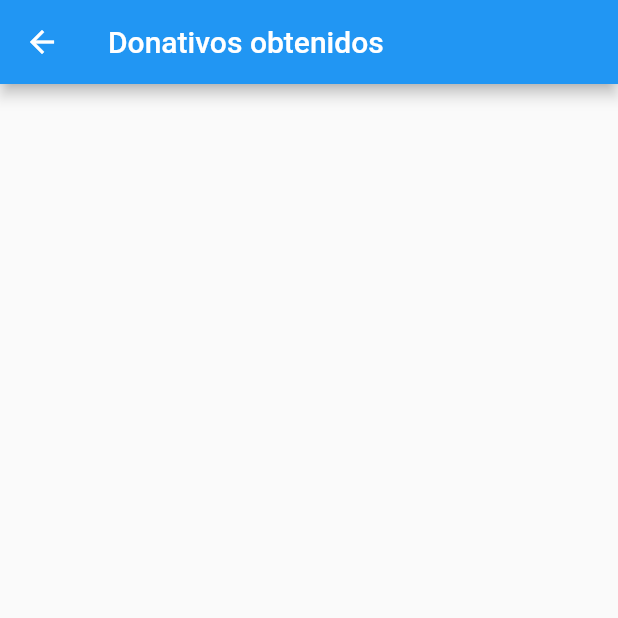
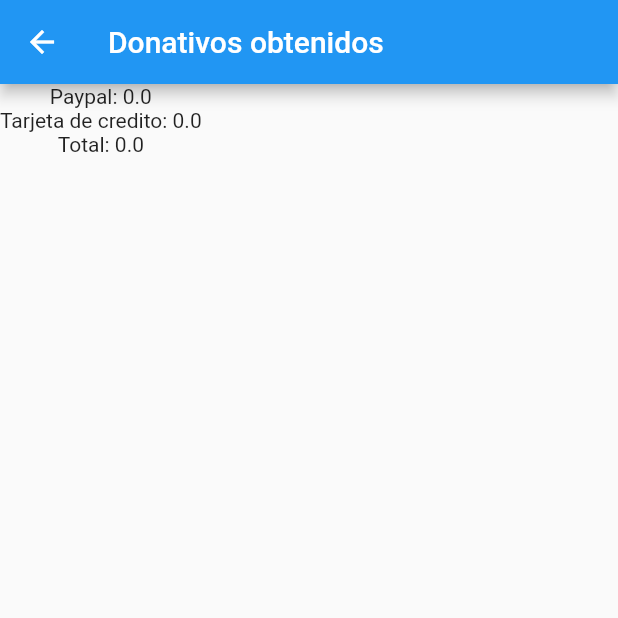
Before and after one commit to HappyFacell/Moviles, a Flutter app: the screen it shows after launch, after a tap on the "text format" icon, on a phone screen of 412 x 824 dp, the top half of it. Run offline on Flutter 3.47's test engine with Material 2 defaults, Android fonts, the phone set to English and light mode, and no system bars.

Commit message:
Donativos page

```diff
--- a/donativos_navegacion/lib/donativos.dart
+++ b/donativos_navegacion/lib/donativos.dart
@@ -2,9 +2,14 @@ import 'package:flutter/material.dart';
 
 class Donativos extends StatefulWidget {
   final double? donativos;
+  final double totalPaypal;
+  final double totalTarjetas;
+
   const Donativos({
     Key? key,
     @required this.donativos,
+    required this.totalPaypal,
+    required this.totalTarjetas,
   }) : super(key: key);
 
   @override
@@ -14,10 +19,18 @@ class Donativos extends StatefulWidget {
 class _DonativosState extends State<Donativos> {
   @override
   Widget build(BuildContext context) {
-    print("Donativos obtenidos: ${widget.donativos}");
+    // print("Donativos obtenidos: ${widget.donativos}");
     return Scaffold(
       appBar: AppBar(title: const Text("Donativos obtenidos")),
-      body: Container(),
+      body: Container(
+        child: Column(
+          children: [
+            Text("Paypal: ${widget.totalPaypal}"),
+            Text("Tarjeta de credito: ${widget.totalTarjetas}"),
+            Text("Total: ${widget.donativos}"),
+          ],
+        ),
+      ),
     );
   }
 }
--- a/donativos_navegacion/lib/home_page.dart
+++ b/donativos_navegacion/lib/home_page.dart
@@ -103,11 +103,11 @@ class _HomePageState extends State<HomePage> {
           Navigator.of(context).push(
             MaterialPageRoute(
               builder: (context) => Donativos(
-                donativos: donacionesAcumuladas,
+                donativos: donacionesAcumuladas, totalPaypal: totalPaypal, totalTarjetas: totalTarjetas,
               ),
             ),
           );
-          Navigator.of(context).pushNamed("/donativos");
+          // Navigator.of(context).pushNamed("/donativos");
         },
       ),
     );
```
